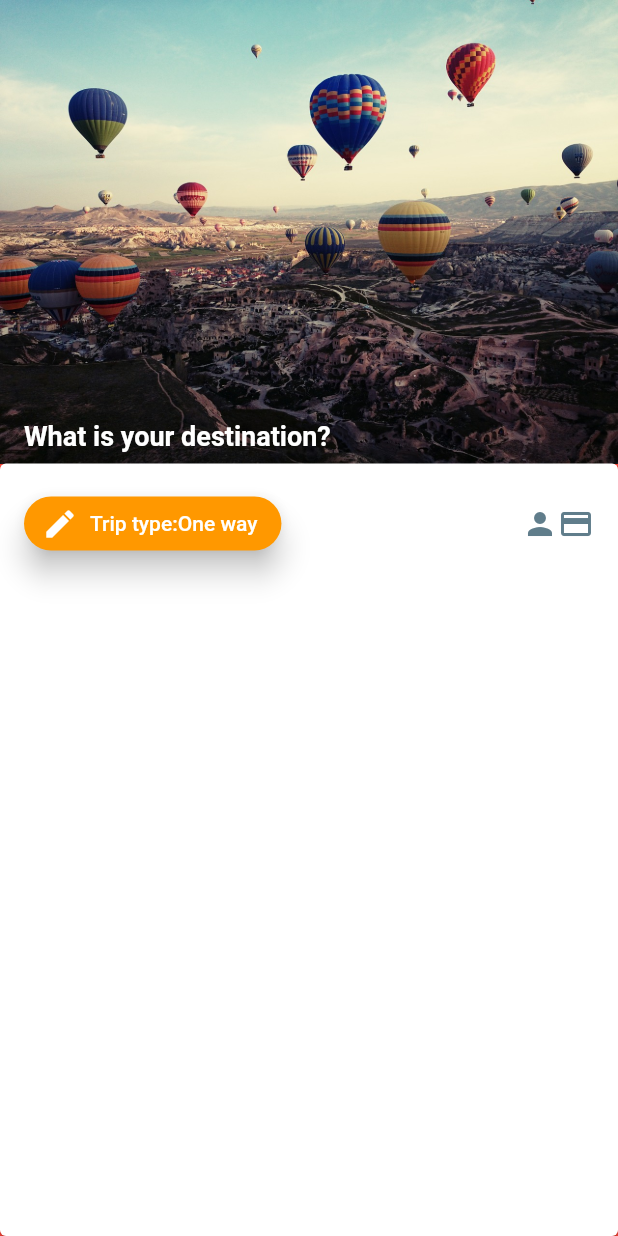
After one commit to Abiri99/Flutter-Booking-Application, a Flutter app: the screen it shows after launch, on a phone screen of 412 x 824 dp. The commit adds this screen. Run offline on Flutter 3.47's test engine with Material 2 defaults, Android fonts, the phone set to English and light mode, and no system bars.

Commit message:
App divided into components and containers

```diff
--- /dev/null
+++ b/lib/components/actionRow.dart
@@ -0,0 +1,24 @@
+import 'package:flutter/material.dart';
+
+import './tripTypeBtn.dart';
+
+class actionRow extends StatefulWidget {
+  @override
+  _actionRowState createState() => _actionRowState();
+}
+
+class _actionRowState extends State<actionRow> {
+  @override
+  Widget build(BuildContext context) {
+    return Container(
+        child: Row(
+      children: <Widget>[
+        Expanded(
+          child: ttBtn(),
+        ),
+        Icon(Icons.person, color: Colors.blueGrey),
+        Icon(Icons.credit_card, color: Colors.blueGrey),
+      ],
+    ));
+  }
+}
--- /dev/null
+++ b/lib/components/homePageCard.dart
@@ -0,0 +1,26 @@
+import 'package:flutter/material.dart';
+
+import './actionRow.dart';
+
+class homePageCard extends StatelessWidget {
+  @override
+  Widget build(BuildContext context) {
+    return Container(
+        child: Expanded(
+      child: Container(
+        child: Card(
+          margin: EdgeInsets.all(0),
+          color: Colors.white,
+          child: Container(
+            padding: EdgeInsets.all(16),
+            child: Column(
+              crossAxisAlignment: CrossAxisAlignment.stretch,
+              mainAxisAlignment: MainAxisAlignment.start,
+              children: <Widget>[actionRow()],
+            ),
+          ),
+        ),
+      ),
+    ));
+  }
+}
--- /dev/null
+++ b/lib/components/textImage.dart
@@ -0,0 +1,25 @@
+import 'package:flutter/material.dart';
+
+class textImg extends StatelessWidget {
+  @override
+  Widget build(BuildContext context) {
+    return Container(
+      child: Stack(
+        children: <Widget>[
+          Image.asset('assets/images/travel-photography.jpg'),
+          Positioned(
+            bottom: 8,
+            left: 16,
+            child: Text(
+              "What is your destination?",
+              style: TextStyle(
+                  color: Colors.white,
+                  fontSize: 18,
+                  fontWeight: FontWeight.bold),
+            ),
+          )
+        ],
+      ),
+    );
+  }
+}
--- a/lib/components/optionListBtn.dart
+++ b/lib/components/tripTypeBtn.dart
@@ -1,11 +1,11 @@
 import 'package:flutter/material.dart';
 
-class ddBtn extends StatefulWidget {
+class ttBtn extends StatefulWidget {
   @override
-  _ddBtnState createState() => _ddBtnState();
+  _ttBtnState createState() => _ttBtnState();
 }
 
-class _ddBtnState extends State<ddBtn> {
+class _ttBtnState extends State<ttBtn> {
   String tripType = "One way";
 
   void _changeTripMode() {
```
Also changed, not shown: lib/main.dart (+4 -41 lines).
